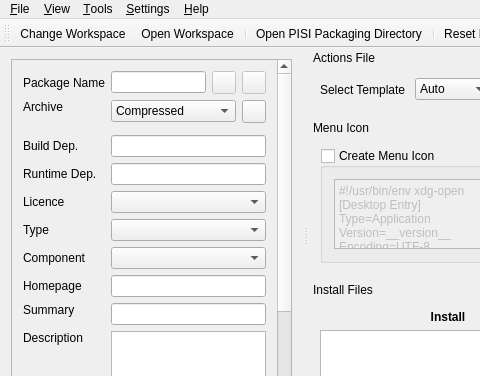
Above: ui/mainwindow.ui from huseyinkozan/PiSiDo before the change; both pictures show x 0 to 480 and y 0 to 376 of the 909 by 664 pixel window. Below: the same form after it.
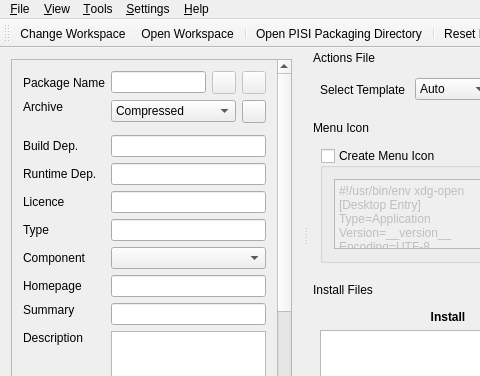
That is the form after the change. Icons and pictures are not drawn.

Commit message: Added multiple License and IsA support.

What changed in the file:
```diff
--- a/ui/mainwindow.ui
+++ b/ui/mainwindow.ui
@@ -35,7 +35,7 @@
          <x>0</x>
          <y>0</y>
          <width>289</width>
-         <height>468</height>
+         <height>466</height>
         </rect>
        </property>
        <layout class="QGridLayout" name="gridLayout">
@@ -193,16 +193,6 @@
           </property>
          </widget>
         </item>
-        <item row="8" column="1">
-         <widget class="QComboBox" name="combo_license">
-          <property name="toolTip">
-           <string>Select License</string>
-          </property>
-          <property name="statusTip">
-           <string>Select License</string>
-          </property>
-         </widget>
-        </item>
         <item row="9" column="0">
          <widget class="QLabel" name="lbl_is_a">
           <property name="text">
@@ -210,16 +200,6 @@
           </property>
          </widget>
         </item>
-        <item row="9" column="1">
-         <widget class="QComboBox" name="combo_is_a">
-          <property name="toolTip">
-           <string>Select package type</string>
-          </property>
-          <property name="statusTip">
-           <string>Select package type</string>
-          </property>
-         </widget>
-        </item>
         <item row="10" column="0">
          <widget class="QLabel" name="lbl_part_of">
           <property name="text">
@@ -314,6 +294,12 @@
           </property>
          </widget>
         </item>
+        <item row="8" column="1">
+         <widget class="QLineEdit" name="le_license"/>
+        </item>
+        <item row="9" column="1">
+         <widget class="QLineEdit" name="le_is_a"/>
+        </item>
        </layout>
       </widget>
      </widget>
```
Left out of the diff: 2 changed lines with no effect on the pictures. The commit also changes 5 other files.
